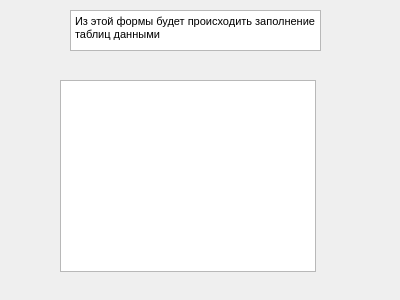
Qt form filling.ui (KelHeor23/SMB_Tournament) before a commit.
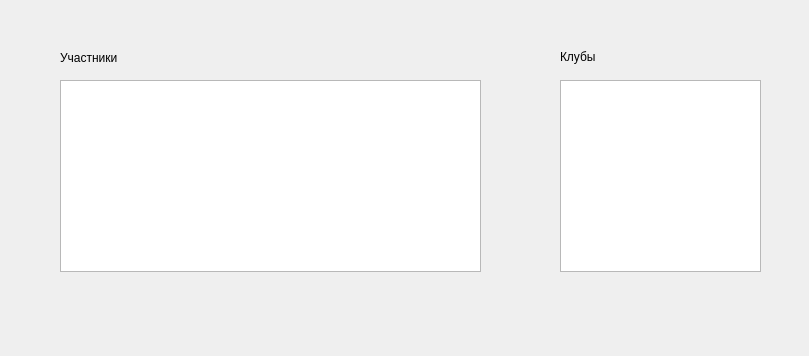
The same form after that commit.

```diff
--- a/filling.ui
+++ b/filling.ui
@@ -6,40 +6,59 @@
    <rect>
     <x>0</x>
     <y>0</y>
-    <width>400</width>
-    <height>300</height>
+    <width>809</width>
+    <height>356</height>
    </rect>
   </property>
   <property name="windowTitle">
    <string>Dialog</string>
   </property>
-  <widget class="QTextBrowser" name="textBrowser">
+  <widget class="QTableView" name="tablePersons">
    <property name="geometry">
     <rect>
-     <x>70</x>
-     <y>10</y>
-     <width>251</width>
-     <height>41</height>
+     <x>60</x>
+     <y>80</y>
+     <width>421</width>
+     <height>192</height>
     </rect>
    </property>
-   <property name="html">
-    <string>&lt;!DOCTYPE HTML PUBLIC &quot;-//W3C//DTD HTML 4.0//EN&quot; &quot;http://www.w3.org/TR/REC-html40/strict.dtd&quot;&gt;
-&lt;html&gt;&lt;head&gt;&lt;meta name=&quot;qrichtext&quot; content=&quot;1&quot; /&gt;&lt;style type=&quot;text/css&quot;&gt;
-p, li { white-space: pre-wrap; }
-&lt;/style&gt;&lt;/head&gt;&lt;body style=&quot; font-family:'MS Shell Dlg 2'; font-size:8.25pt; font-weight:400; font-style:normal;&quot;&gt;
-&lt;p style=&quot; margin-top:0px; margin-bottom:0px; margin-left:0px; margin-right:0px; -qt-block-indent:0; text-indent:0px;&quot;&gt;&lt;span style=&quot; font-family:'MS Shell Dlg 2';&quot;&gt;Из этой формы будет происходить заполнение таблиц данными&lt;/span&gt;&lt;/p&gt;&lt;/body&gt;&lt;/html&gt;</string>
-   </property>
   </widget>
   <widget class="QTableView" name="tableView">
    <property name="geometry">
     <rect>
-     <x>60</x>
+     <x>560</x>
      <y>80</y>
-     <width>256</width>
+     <width>201</width>
      <height>192</height>
     </rect>
    </property>
   </widget>
+  <widget class="QLabel" name="label">
+   <property name="geometry">
+    <rect>
+     <x>60</x>
+     <y>50</y>
+     <width>101</width>
+     <height>16</height>
+    </rect>
+   </property>
+   <property name="text">
+    <string>Участники</string>
+   </property>
+  </widget>
+  <widget class="QLabel" name="label_2">
+   <property name="geometry">
+    <rect>
+     <x>560</x>
+     <y>50</y>
+     <width>47</width>
+     <height>14</height>
+    </rect>
+   </property>
+   <property name="text">
+    <string>Клубы</string>
+   </property>
+  </widget>
  </widget>
  <resources/>
  <connections/>
```
Left out of the diff: 2 changed lines with no effect on the pictures.
